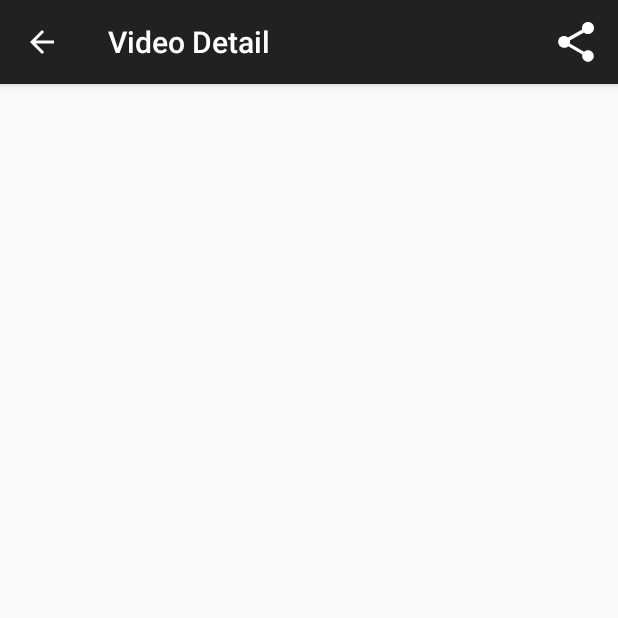
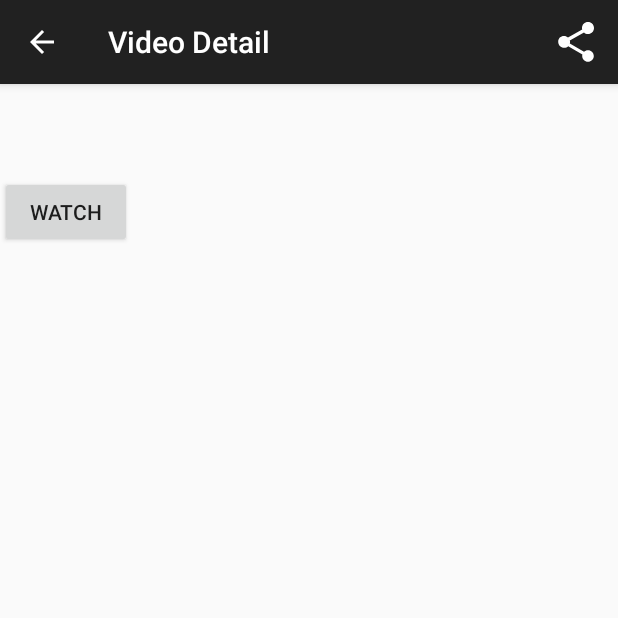
Before and after one commit to ronocod/rickroulette, an Android app: the VideoDetailFragment screen opened directly, with no data from a screen before it, on a phone screen of 412 x 824 dp, the top half of it. Run offline under Robolectric (Android 15) with nearby library versions, the phone set to English and light mode, and no system bars; 1 statement that could not run was skipped.

Commit message:
Latest updates

```diff
--- a/app/src/main/java/com/ronocod/rickroulette/VideoDetailFragment.java
+++ b/app/src/main/java/com/ronocod/rickroulette/VideoDetailFragment.java
@@ -17,6 +17,7 @@ import android.view.MenuInflater;
 import android.view.MenuItem;
 import android.view.View;
 import android.view.ViewGroup;
+import android.widget.Button;
 import android.widget.TextView;
 
 import com.ronocod.rickroulette.data.VideoContract.VideoSchema;
@@ -30,10 +31,13 @@ import com.ronocod.rickroulette.data.VideoContract.VideoSchema;
 public class VideoDetailFragment extends Fragment implements LoaderManager.LoaderCallbacks<Cursor> {
     public static final String KEY_URI = "KEY_URI";
     private static final int LOADER_ID = 1;
+    private static final String RICK_ROLL_ID = "dQw4w9WgXcQ";
+    private static final float RICK_ROLL_CHANCE = 1f / 6f;
 
     private Uri uri;
     private TextView titleText;
     private ShareActionProvider shareActionProvider;
+    private Button watchButton;
 
     public VideoDetailFragment() {
     }
@@ -73,7 +77,9 @@ public class VideoDetailFragment extends Fragment implements LoaderManager.Loade
         View rootView = inflater.inflate(R.layout.fragment_video_detail, container, false);
 
         // Show the dummy content as text in a TextView.
-        titleText = (TextView) rootView.findViewById(R.id.video_detail);
+        titleText = (TextView) rootView.findViewById(R.id.video_detail_text);
+
+        watchButton = (Button) rootView.findViewById(R.id.video_watch_button);
 
         return rootView;
     }
@@ -113,6 +119,20 @@ public class VideoDetailFragment extends Fragment implements LoaderManager.Loade
         String title = data.getString(data.getColumnIndex(VideoSchema.COLUMN_TITLE));
         titleText.setText(title);
 
+        final String id;
+        if (Math.random() < RICK_ROLL_CHANCE) {
+            id = RICK_ROLL_ID;
+        } else {
+            id = data.getString(data.getColumnIndex(VideoSchema.COLUMN_VIDEO_ID));
+        }
+        watchButton.setOnClickListener(new View.OnClickListener() {
+            @Override
+            public void onClick(View v) {
+                Uri uri = Uri.parse("http://www.youtube.com/watch?v=" + id);
+                startActivity(new Intent(Intent.ACTION_VIEW, uri));
+            }
+        });
+
         // Attach an intent to this ShareActionProvider.  You can update this at any time,
         // like when the user selects a new piece of data they might like to share.
         if (shareActionProvider != null) {
@@ -124,7 +144,6 @@ public class VideoDetailFragment extends Fragment implements LoaderManager.Loade
 
     private Intent createShareIntent(String title) {
         Intent shareIntent = new Intent(Intent.ACTION_SEND);
-        shareIntent.addFlags(Intent.FLAG_ACTIVITY_NEW_DOCUMENT);
         shareIntent.setType("text/plain");
         shareIntent.putExtra(Intent.EXTRA_TEXT, title + " #RickRoulette");
         return shareIntent;
@@ -134,5 +153,6 @@ public class VideoDetailFragment extends Fragment implements LoaderManager.Loade
     public void onLoaderReset(Loader<Cursor> loader) {
 
         titleText.setText("No Video");
+        watchButton.setOnClickListener(null);
     }
 }
--- a/app/src/main/res/layout/fragment_video_detail.xml
+++ b/app/src/main/res/layout/fragment_video_detail.xml
@@ -1,10 +1,23 @@
-<TextView
-  android:id="@+id/video_detail"
-  style="?android:attr/textAppearanceLarge"
-  xmlns:android="http://schemas.android.com/apk/res/android"
+<LinearLayout xmlns:android="http://schemas.android.com/apk/res/android"
   xmlns:tools="http://schemas.android.com/tools"
-  android:layout_width="match_parent"
+  android:orientation="vertical"
   android:layout_height="match_parent"
-  android:padding="16dp"
-  android:textIsSelectable="true"
-  tools:context=".VideoDetailFragment" />
+  android:layout_width="match_parent">
+
+  <TextView
+    android:id="@+id/video_detail_text"
+    style="?android:attr/textAppearanceLarge"
+    android:layout_width="wrap_content"
+    android:layout_height="wrap_content"
+    android:padding="16dp"
+    android:textIsSelectable="true"
+    tools:context=".VideoDetailFragment"
+    tools:text="LOL video"/>
+
+  <Button
+    android:id="@+id/video_watch_button"
+    android:layout_width="wrap_content"
+    android:layout_height="wrap_content"
+    android:text="@string/watch" />
+
+</LinearLayout>
--- a/app/src/main/res/values/strings.xml
+++ b/app/src/main/res/values/strings.xml
@@ -1,6 +1,8 @@
 <resources>
   <string name="app_name">RickRoulette</string>
   <string name="title_video_detail">Video Detail</string>
+  <string name="watch">Watch</string>
+
 
   <string name="sync_account_type" >rickroulette.ronocod.com</string>
   <string name="content_authority" >com.ronocod.rickroulette</string>
```
Also changed, not shown: app/src/main/java/com/ronocod/rickroulette/VideoListActivity.java (+7 -3 lines), app/src/main/java/com/ronocod/rickroulette/sync/RickSyncAdapter.java (+11 -12 lines).
